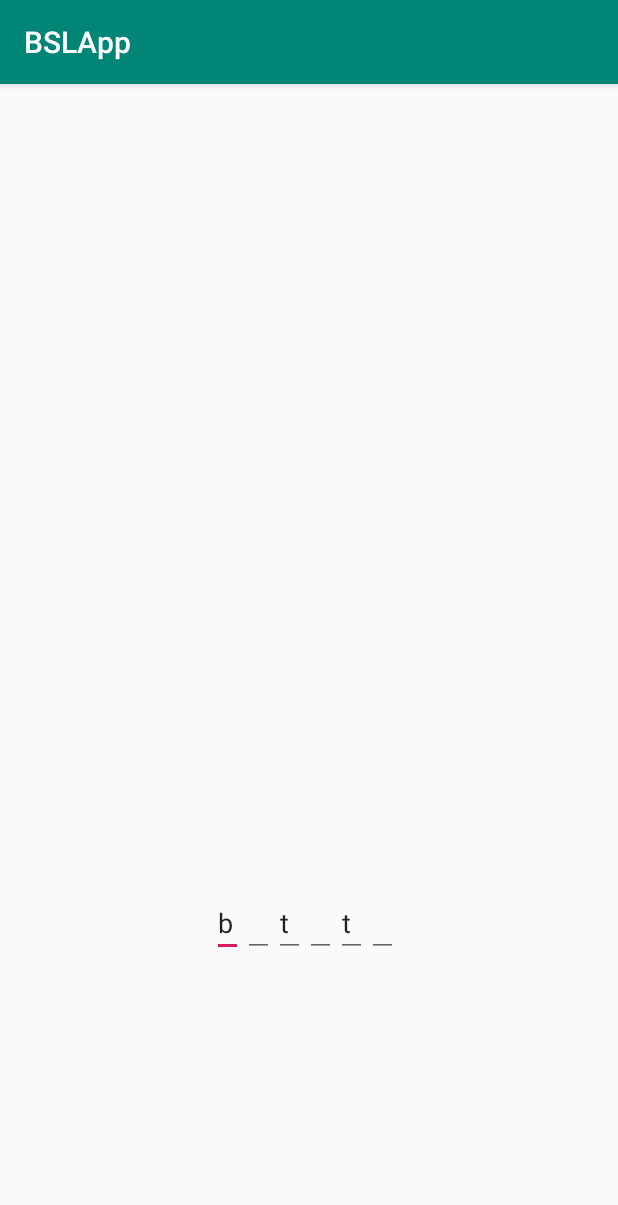
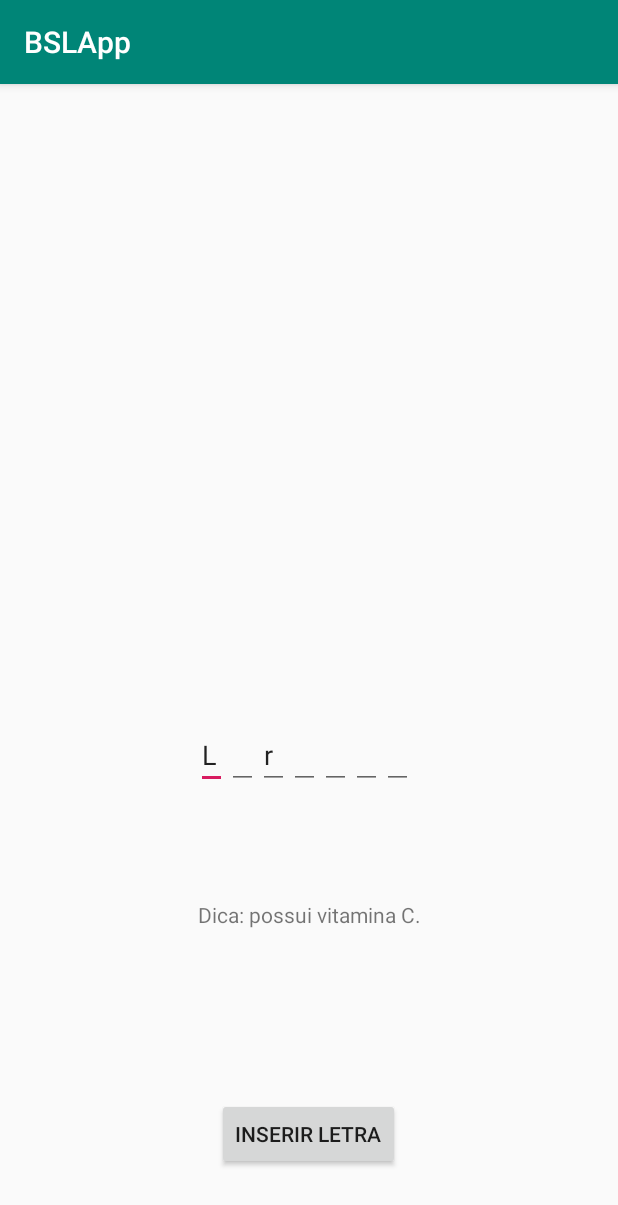
Before and after one commit to rodrigoAMF/brazilian-sign-language-recognition-system, an Android app: the screen it shows after launch (Forca), on a phone screen of 412 x 824 dp. Shown: the top 1205 px of the screen. Run offline under Robolectric (Android 15) with nearby library versions, the phone set to English and light mode, and no system bars.

Commit message:
Add: sistema de busca de dicas e palavras da forca

```diff
--- a/BSLApp/app/src/main/java/com/example/bslapp/Forca.java
+++ b/BSLApp/app/src/main/java/com/example/bslapp/Forca.java
@@ -4,21 +4,47 @@ import android.support.v7.app.AppCompatActivity;
 import android.os.Bundle;
 import android.text.InputType;
 import android.util.Log;
+import android.view.View;
+import android.widget.Button;
 import android.widget.EditText;
 import android.widget.LinearLayout;
+import android.widget.TextView;
 
 import java.util.LinkedList;
+import java.util.Random;
 
-public class Forca extends AppCompatActivity {
+public class Forca extends AppCompatActivity implements View.OnClickListener {
 
     private LinearLayout layout;
+    private LinkedList<LinkedList<String>> wordAndTip;
+    private LinkedList<String> dataList;
+    private TextView tvDica;
+    private Button btnInsere;
 
     @Override
     protected void onCreate(Bundle savedInstanceState) {
         super.onCreate(savedInstanceState);
         setContentView(R.layout.activity_forca);
 
-        String word = "batata";
+        tvDica = (TextView) findViewById(R.id.tvDica);
+        btnInsere = (Button) findViewById(R.id.btnInsere);
+
+        wordAndTip = new LinkedList<>();
+        dataList = new LinkedList<>();
+
+        dataList.add("Maça");
+        dataList.add("Dica: é um alimento rico em fibras.");
+        wordAndTip.add(dataList);
+
+        dataList = new LinkedList<>();
+
+        dataList.add("Laranja");
+        dataList.add("Dica: possui vitamina C.");
+        wordAndTip.add(dataList);
+
+        LinkedList<String> selectedWordAndTip = pickARandomWord(wordAndTip);
+
+        String word = selectedWordAndTip.get(0);
 
         layout = (LinearLayout) findViewById(R.id.linearLayout);
 
@@ -27,8 +53,9 @@ public class Forca extends AppCompatActivity {
         fillLinearLayout(word, editTextList, layout);
 
         showLetterInLinearLayout(2, word, editTextList);
-        showLetterInLinearLayout(4, word, editTextList);
         showLetterInLinearLayout(0, word, editTextList);
+
+        tvDica.setText(selectedWordAndTip.get(1));
 
     }
 
@@ -45,4 +72,19 @@ public class Forca extends AppCompatActivity {
         editTextList.get(letterPosition).setText(Character.toString(word.charAt(letterPosition)));
     }
 
+    private LinkedList<String> pickARandomWord (LinkedList<LinkedList<String>> wordAndTip) {
+
+        Random randomGenerator = new Random();
+        int randomInt = randomGenerator.nextInt(wordAndTip.size());
+
+        return wordAndTip.get(randomInt);
+    }
+
+
+    @Override
+    public void onClick(View v) {
+        if (v == btnInsere) {
+            //abre camera e pega libras
+        }
+    }
 }
--- a/BSLApp/app/src/main/res/layout/activity_forca.xml
+++ b/BSLApp/app/src/main/res/layout/activity_forca.xml
@@ -14,7 +14,7 @@
         android:layout_marginLeft="8dp"
         android:layout_marginEnd="8dp"
         android:layout_marginRight="8dp"
-        android:layout_marginBottom="152dp"
+        android:layout_marginBottom="264dp"
         android:gravity="center"
         android:orientation="horizontal"
         app:layout_constraintBottom_toBottomOf="parent"
@@ -22,4 +22,32 @@
         app:layout_constraintHorizontal_bias="0.272"
         app:layout_constraintStart_toStartOf="parent" />
 
+    <TextView
+        android:id="@+id/tvDica"
+        android:layout_width="wrap_content"
+        android:layout_height="30dp"
+        android:layout_marginStart="8dp"
+        android:layout_marginLeft="8dp"
+        android:layout_marginTop="40dp"
+        android:layout_marginEnd="8dp"
+        android:layout_marginRight="8dp"
+        app:layout_constraintEnd_toEndOf="parent"
+        app:layout_constraintStart_toStartOf="parent"
+        app:layout_constraintTop_toBottomOf="@+id/linearLayout" />
+
+    <Button
+        android:id="@+id/btnInsere"
+        android:layout_width="wrap_content"
+        android:layout_height="wrap_content"
+        android:layout_marginStart="8dp"
+        android:layout_marginLeft="8dp"
+        android:layout_marginEnd="8dp"
+        android:layout_marginRight="8dp"
+        android:layout_marginBottom="44dp"
+        android:text="Inserir letra"
+        app:layout_constraintBottom_toBottomOf="parent"
+        app:layout_constraintEnd_toEndOf="parent"
+        app:layout_constraintHorizontal_bias="0.498"
+        app:layout_constraintStart_toStartOf="parent" />
+
 </android.support.constraint.ConstraintLayout>
```
